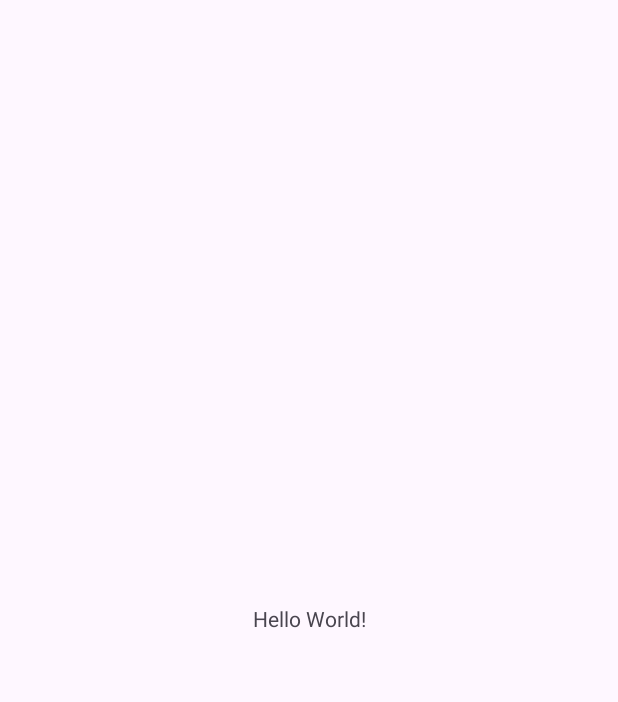
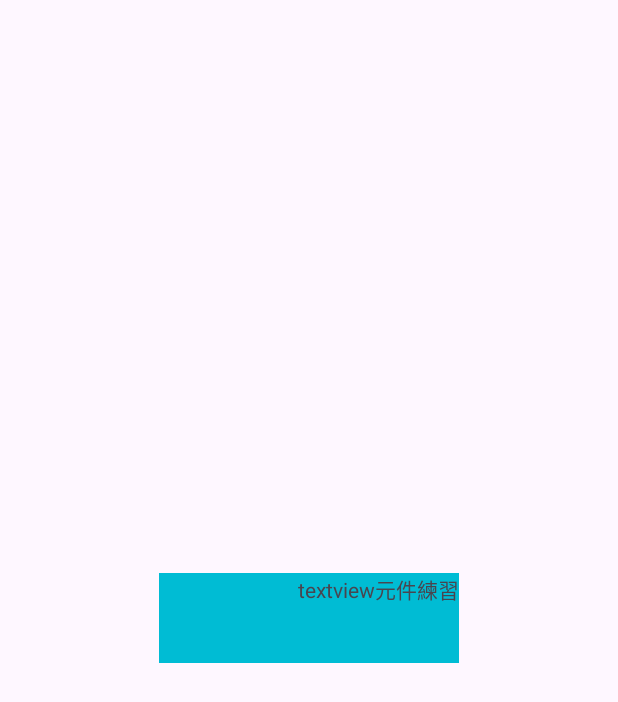
Before and after one commit to cv33301/APP-, an Android app: the screen it shows after launch (MainActivity), on a phone screen of 412 x 824 dp. Before the commit the part shown is almost empty. Shown: the top 702 px of the screen. Run offline under Robolectric (Android 15) with nearby library versions, the phone set to English and light mode, and no system bars.

Commit message:
no message

```diff
--- a/app/src/main/res/layout/activity_main.xml
+++ b/app/src/main/res/layout/activity_main.xml
@@ -1,19 +1,27 @@
 <?xml version="1.0" encoding="utf-8"?>
-<androidx.constraintlayout.widget.ConstraintLayout xmlns:android="http://schemas.android.com/apk/res/android"
+<androidx.constraintlayout.widget.ConstraintLayout
+    xmlns:android="http://schemas.android.com/apk/res/android"
     xmlns:app="http://schemas.android.com/apk/res-auto"
     xmlns:tools="http://schemas.android.com/tools"
     android:id="@+id/main"
     android:layout_width="match_parent"
     android:layout_height="match_parent"
-    tools:context=".MainActivity">
+    >
 
     <TextView
-        android:layout_width="wrap_content"
-        android:layout_height="wrap_content"
-        android:text="Hello World!"
         app:layout_constraintBottom_toBottomOf="parent"
         app:layout_constraintEnd_toEndOf="parent"
         app:layout_constraintStart_toStartOf="parent"
-        app:layout_constraintTop_toTopOf="parent" />
+        app:layout_constraintTop_toTopOf="parent"
+
+        android:layout_width="200dp"
+        android:layout_height="60dp"
+        android:text="textview元件練習"
+        android:background="#00BCD4"
+        android:gravity="right"
+
+
+
+        />
 
 </androidx.constraintlayout.widget.ConstraintLayout>
```
Also changed, not shown: app/src/main/res/layout/activity_textview.xml (added, +17 -0 lines).
